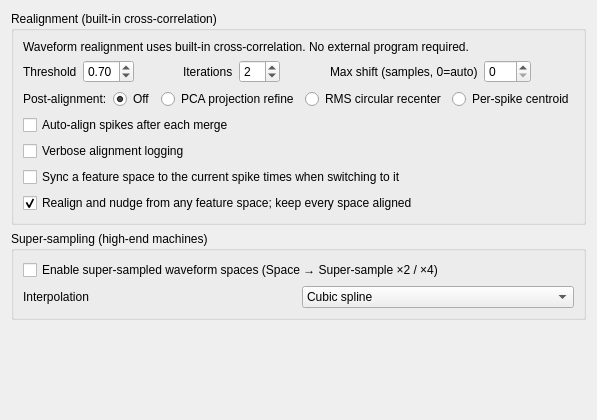
Gravios/neurosuite-3, file src/klusters/src/prefrealignmentlayout.ui: the form before one commit.
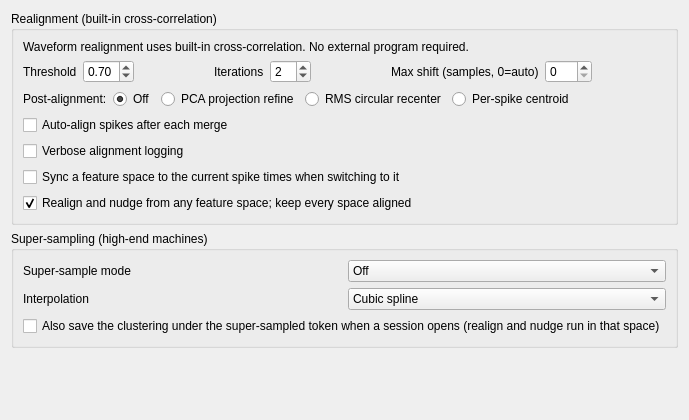
The form after the commit.

Commit message: Klusters: the super-sample MODE builds the space on open; Save As adopts an existing space; %spk

```diff
--- a/src/klusters/src/prefrealignmentlayout.ui
+++ b/src/klusters/src/prefrealignmentlayout.ui
@@ -271,10 +271,21 @@
     <widget class="QGroupBox" name="groupBox_supersample">
      <property name="title"><string>Super-sampling (high-end machines)</string></property>
      <layout class="QGridLayout" name="gridLayout_supersample">
-      <item row="0" column="0" colspan="2">
-       <widget class="QCheckBox" name="supersampleEnabledCheckBox">
-        <property name="text"><string>Enable super-sampled waveform spaces (Space → Super-sample ×2 / ×4)</string></property>
-        <property name="toolTip"><string>Builds a waveform space with 2 or 4 spline-interpolated ticks per acquisition sample (&lt;base&gt;.spk.&lt;token&gt;_U4.N, its own PCA basis and features), listed under Space like any other.  Realign and nudge in such a space work at sub-sample resolution: the .res keeps whole samples, the rest is each spike's phase (the space's last feature column), and the window is re-cut from the recording at the exact fractional time.  The .spk is 2× / 4× the size, every waveform read and PCA 2× / 4× the work: for machines with the memory and cores to spare.</string></property>
+      <item row="0" column="0">
+       <widget class="QLabel" name="supersampleModeLabel"><property name="text"><string>Super-sample mode</string></property></widget>
+      </item>
+      <item row="0" column="1">
+       <widget class="QComboBox" name="supersampleModeCombo">
+        <property name="toolTip"><string>Off: nothing changes.  ×2 / ×4: a waveform space with 2 or 4 spline-interpolated ticks per acquisition sample (&lt;base&gt;.spk.&lt;token&gt;_U4.N, its own PCA basis and features) is built over the .clu's space when a session opens -- unless it already exists -- and shown; Actions → Super-sample ×2 / ×4 build one by hand.  Realign and nudge in such a space work at sub-sample resolution: the .res keeps whole samples, the rest is each spike's phase (the space's last feature column), and the window is re-cut from the recording at the exact fractional time.  The .spk is 2× / 4× the size, every waveform read and PCA 2× / 4× the work: for machines with the memory and cores to spare.</string></property>
+        <item><property name="text"><string>Off</string></property></item>
+        <item><property name="text"><string>×2</string></property></item>
+        <item><property name="text"><string>×4</string></property></item>
+       </widget>
+      </item>
+      <item row="2" column="0" colspan="2">
+       <widget class="QCheckBox" name="supersampleAdoptCheckBox">
+        <property name="text"><string>Also save the clustering under the super-sampled token when a session opens (realign and nudge run in that space)</string></property>
+        <property name="toolTip"><string>Realign and nudge run in the .clu's own space.  With this on, a session opened in super-sample mode whose .clu is not yet under the _U token is saved as &lt;base&gt;.clu.&lt;token&gt;_U4.N (the original .clu is left as it is) and reopened there, so realign and nudge work at sub-sample resolution right away.  Off: the super-sampled space is only shown; Actions → Super-sample offers the Save As.</string></property>
         <property name="checked"><bool>false</bool></property>
        </widget>
       </item>
```
The commit also changes 13 other files.
